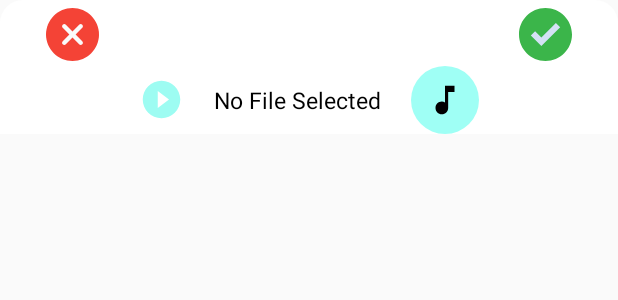
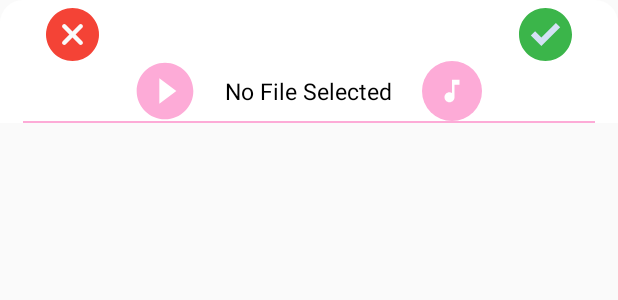
Before and after one commit to Raja-Salman-Tariq/Obstructy, an Android app: the layout musicpopup.xml on its own in the app's theme, with its tools: preview values and no code run, on a phone screen of 412 x 824 dp. Shown: the top 300 px of the screen. Run offline under Robolectric (Android 15) with nearby library versions, the phone set to English and light mode, and no system bars.

Commit message:
Ground 0

```diff
--- a/app/src/main/res/drawable/circle_background.xml
+++ b/app/src/main/res/drawable/circle_background.xml
@@ -1,7 +1,7 @@
 <?xml version="1.0" encoding="utf-8"?>
 <shape xmlns:android="http://schemas.android.com/apk/res/android">
 
-    <solid android:color="#9FFFF5" />
+    <solid android:color="#FDABD7" />
     <corners
         android:bottomRightRadius="50dp"
         android:bottomLeftRadius="50dp"
--- a/app/src/main/res/drawable/ic_camera.xml
+++ b/app/src/main/res/drawable/ic_camera.xml
@@ -1,5 +1,5 @@
-<vector android:height="60dp" android:tint="#FFFFFF"
+<vector android:height="45dp" android:tint="#F1EFEF"
     android:viewportHeight="24" android:viewportWidth="24"
-    android:width="60dp" xmlns:android="http://schemas.android.com/apk/res/android">
+    android:width="45dp" xmlns:android="http://schemas.android.com/apk/res/android">
     <path android:fillColor="@android:color/white" android:pathData="M17,10.5V7c0,-0.55 -0.45,-1 -1,-1H4c-0.55,0 -1,0.45 -1,1v10c0,0.55 0.45,1 1,1h12c0.55,0 1,-0.45 1,-1v-3.5l4,4v-11l-4,4z"/>
 </vector>
--- a/app/src/main/res/drawable/ic_gallery.xml
+++ b/app/src/main/res/drawable/ic_gallery.xml
@@ -1,5 +1,5 @@
-<vector android:height="60dp" android:tint="#FFFF"
+<vector android:height="45dp" android:tint="#F1EFEF"
     android:viewportHeight="24" android:viewportWidth="24"
-    android:width="60dp" xmlns:android="http://schemas.android.com/apk/res/android">
+    android:width="45dp" xmlns:android="http://schemas.android.com/apk/res/android">
     <path android:fillColor="@android:color/white" android:pathData="M18,4l2,4h-3l-2,-4h-2l2,4h-3l-2,-4H8l2,4H7L5,4H4c-1.1,0 -1.99,0.9 -1.99,2L2,18c0,1.1 0.9,2 2,2h16c1.1,0 2,-0.9 2,-2V4h-4z"/>
 </vector>
--- /dev/null
+++ b/app/src/main/res/drawable/ic_music_icon1.xml
@@ -0,0 +1,5 @@
+<vector android:height="20dp" android:tint="#FFF"
+    android:viewportHeight="24" android:viewportWidth="24"
+    android:width="20dp" xmlns:android="http://schemas.android.com/apk/res/android">
+    <path android:fillColor="@android:color/white" android:pathData="M12,3v10.55c-0.59,-0.34 -1.27,-0.55 -2,-0.55 -2.21,0 -4,1.79 -4,4s1.79,4 4,4 4,-1.79 4,-4V7h4V3h-6z"/>
+</vector>
--- a/app/src/main/res/drawable/ic_music_play.xml
+++ b/app/src/main/res/drawable/ic_music_play.xml
@@ -1,5 +1,5 @@
-<vector android:height="30dp" android:tint="#9DFCF2"
+<vector android:height="45dp" android:tint="#FDABD7"
     android:viewportHeight="24" android:viewportWidth="24"
-    android:width="30dp" xmlns:android="http://schemas.android.com/apk/res/android">
+    android:width="45dp" xmlns:android="http://schemas.android.com/apk/res/android">
     <path android:fillColor="@android:color/white" android:pathData="M12,2C6.48,2 2,6.48 2,12s4.48,10 10,10 10,-4.48 10,-10S17.52,2 12,2zM10,16.5v-9l6,4.5 -6,4.5z"/>
 </vector>
--- a/app/src/main/res/layout/musicpopup.xml
+++ b/app/src/main/res/layout/musicpopup.xml
@@ -17,7 +17,7 @@
         android:layout_width="35dp"
         android:layout_height="35dp"
         android:src="@drawable/ic_cross_icon"
-        android:background="#FFFF"
+        android:background="@null"
         android:clickable="true"
         android:layout_marginLeft="15dp"
         android:focusable="true">
@@ -30,26 +30,28 @@
         android:layout_alignParentRight="true"
         android:layout_marginRight="15dp"
         android:src="@drawable/ic_done_icon"
-        android:background="#FFFF"
+        android:background="@null"
         android:clickable="true"
         android:focusable="true">
     </ImageButton>
 
     <LinearLayout
+        android:id="@+id/linearLayout"
         android:layout_width="match_parent"
         android:layout_height="wrap_content"
         android:orientation="horizontal"
         android:gravity="center"
-        android:layout_marginTop="3dp"
         android:layout_below="@id/cross_icon_musicSheet">
 
         <ImageButton
             android:id="@+id/musicPlayPause"
-            android:layout_width="wrap_content"
-            android:layout_height="wrap_content"
+            android:layout_width="40dp"
+            android:layout_height="40dp"
             android:src="@drawable/ic_music_play"
             android:layout_marginRight="20dp"
-            android:background="@android:color/transparent"/>
+            android:background="@android:color/transparent">
+
+        </ImageButton>
 
 
         <TextView
@@ -63,16 +65,20 @@
 
     <ImageButton
         android:id="@+id/musicChange"
-        android:layout_width="45dp"
-        android:layout_height="45dp"
+        android:layout_width="40dp"
+        android:layout_height="40dp"
         android:background="@drawable/circle_background"
-        android:src="@drawable/ic_music_icon"
-        />
+        android:src="@drawable/ic_music_icon1">
 
+    </ImageButton>
 
     </LinearLayout>
 
-
-
+    <View
+        android:layout_width="match_parent"
+        android:layout_height="1dp"
+        android:layout_below="@id/linearLayout"
+        android:background="#FDABD7">
+    </View>
 
 </RelativeLayout>
--- a/app/src/main/res/layout/share_dialogue.xml
+++ b/app/src/main/res/layout/share_dialogue.xml
@@ -52,7 +52,7 @@
                 android:layout_weight="1"
                 android:gravity="center"
                 android:orientation="vertical"
-                android:background="#D4FFFB">
+                android:background="#FDABD7">
 
                 <ImageView
                     android:id="@+id/whatsapp_icon"
@@ -187,7 +187,7 @@
                 android:layout_weight="1"
                 android:gravity="center"
                 android:orientation="vertical"
-                android:background="#AAFFF6">
+                android:background="#FB5FB3">
 
                 <ImageView
                     android:id="@+id/instagram_icon"
```
Also changed, not shown: app/src/main/java/com/huzaifa/obstructy/EditVideo.java (+17 -5 lines), app/src/main/res/drawable/card3.xml (renamed from app/src/main/res/drawable/fab.xml, +8 -8 lines), app/src/main/res/layout/activity_edit_video.xml (+9 -5 lines), app/src/main/res/layout/activity_load_video.xml (+10 -8 lines), app/src/main/res/layout/save_bottom_sheet_dialog.xml (+10 -2 lines), app/src/main/res/layout/trim_bottom_sheet_dialogue.xml (+19 -8 lines), app/src/main/res/drawable/splashlogo.jpg.
